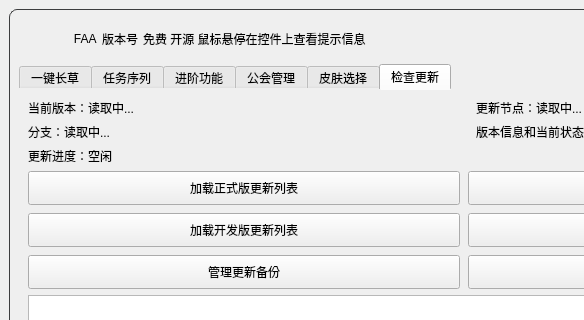
The window that resource/ui/FAA_3.0.ui (StareAbyss/FoodsVsMiceAutoAssistant) describes before a commit, drawn with Qt 5; both pictures show x 0 to 584 and y 0 to 320 of the 930 by 760 pixel window.
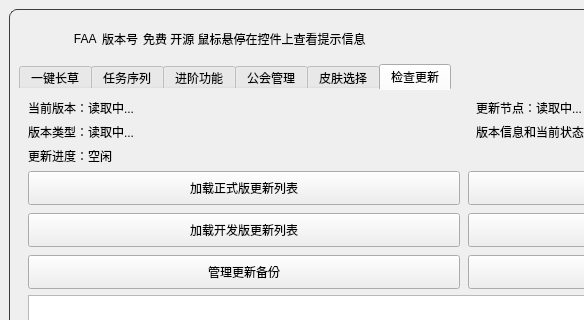
The same window after the commit. The open tabs and pages were chosen to show the change. Icons and pictures are not drawn. Custom widgets are drawn as their Qt base class.

Patch:
```diff
--- a/resource/ui/FAA_3.0.ui
+++ b/resource/ui/FAA_3.0.ui
@@ -7263,7 +7263,7 @@
                <item row="1" column="0">
                 <widget class="QLabel" name="UpdateBranchInfoLabel">
                  <property name="text">
-                  <string>分支：读取中...</string>
+                  <string>版本类型：读取中...</string>
                  </property>
                  <property name="alignment">
                   <set>Qt::AlignLeading|Qt::AlignLeft|Qt::AlignTop</set>
```
